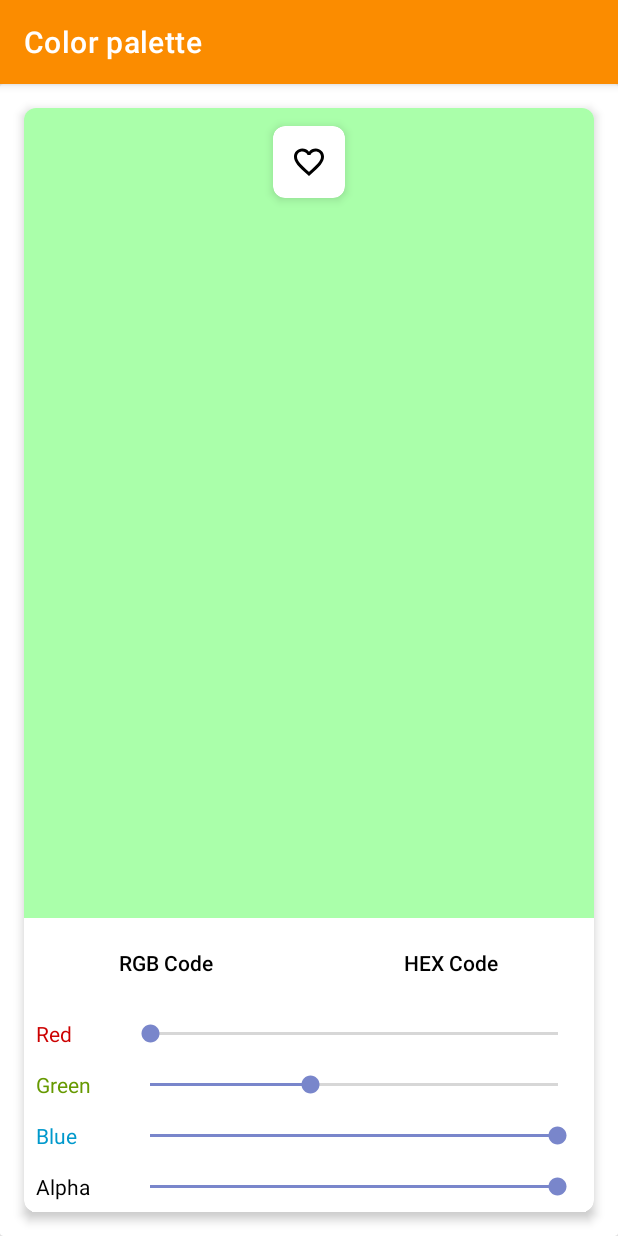
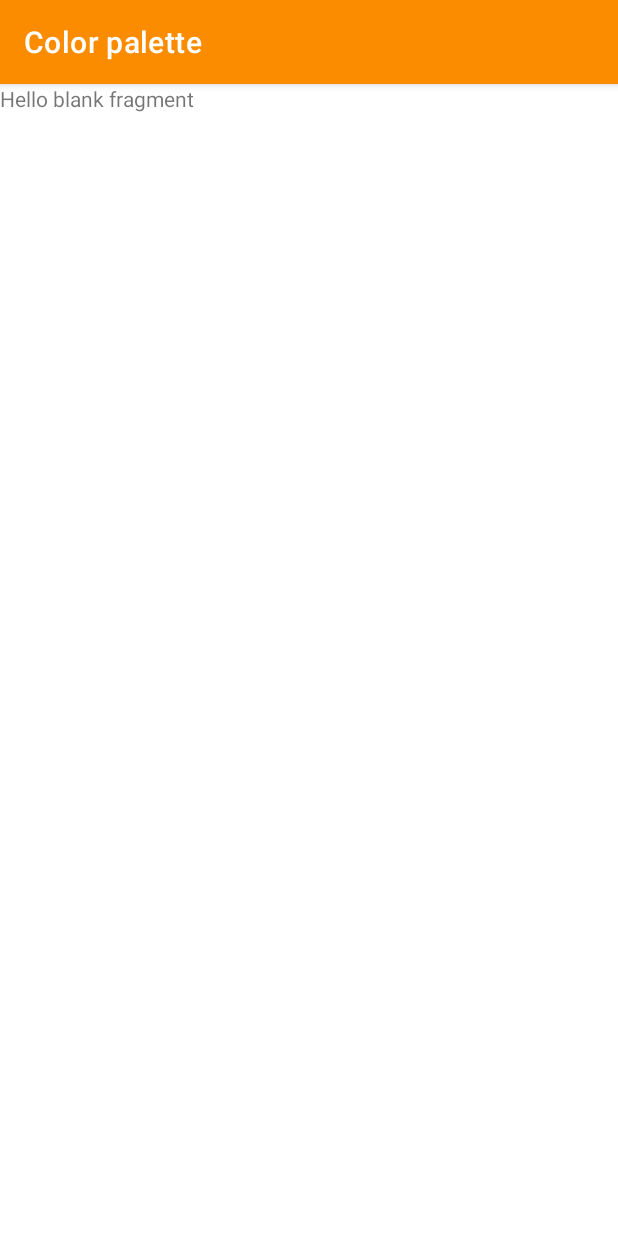
Before and after one commit to FirstVoyager/Color-palette-android, an Android app: the fragment NewFragment shown on its own in the app's theme, on a phone screen of 412 x 824 dp. Run offline under Robolectric (Android 15) with nearby library versions, the phone set to English and light mode, and no system bars.

```diff
--- a/app/build.gradle
+++ b/app/build.gradle
@@ -24,11 +24,15 @@ android {
             proguardFiles getDefaultProguardFile('proguard-android-optimize.txt'), 'proguard-rules.pro'
         }
     }
+    buildFeatures {
+        viewBinding = true
+    }
 }
 
 dependencies {
     // local
     implementation fileTree(dir: 'libs', include: ['*.jar'])
+    implementation 'androidx.legacy:legacy-support-v4:1.0.0'
     // test
     testImplementation 'junit:junit:4.13'
     androidTestImplementation 'androidx.test.ext:junit:1.1.1'
@@ -41,4 +45,6 @@ dependencies {
     implementation 'nl.psdcompany:duo-navigation-drawer:3.0.0'
     // admob
     implementation 'com.google.android.gms:play-services-ads:19.1.0'
+    // colours
+    implementation 'com.github.matthewyork:ColoursLibrary:1.0.0@aar'
 }
--- a/app/src/main/java/limitless/materialcolor/Activity/ColorImageActivity.java
+++ b/app/src/main/java/limitless/materialcolor/Activity/ColorImageActivity.java
@@ -15,6 +15,8 @@ import androidx.appcompat.widget.AppCompatButton;
 import androidx.appcompat.widget.AppCompatImageView;
 import android.view.MenuItem;
 import android.view.View;
+
+import com.mattyork.colours.Colour;
 
 import limitless.materialcolor.Other.Constant;
 import limitless.materialcolor.Other.Utils;
--- a/app/src/main/java/limitless/materialcolor/Fragment/NewFragment.java
+++ b/app/src/main/java/limitless/materialcolor/Fragment/NewFragment.java
@@ -1,142 +1,66 @@
 package limitless.materialcolor.Fragment;
 
-import android.graphics.Color;
 import android.os.Bundle;
 
-import androidx.appcompat.widget.AppCompatImageButton;
-import androidx.appcompat.widget.AppCompatSeekBar;
-import androidx.appcompat.widget.AppCompatTextView;
 import androidx.fragment.app.Fragment;
 
 import android.view.LayoutInflater;
 import android.view.View;
 import android.view.ViewGroup;
-import android.widget.SeekBar;
 
-import limitless.materialcolor.Other.SQLiteFavorite;
-import limitless.materialcolor.Other.SharePref;
-import limitless.materialcolor.Other.Utils;
 import limitless.materialcolor.R;
 
-public class NewFragment extends Fragment implements View.OnClickListener, SeekBar.OnSeekBarChangeListener {
+/**
+ * A simple {@link Fragment} subclass.
+ * Use the {@link NewFragment#newInstance} factory method to
+ * create an instance of this fragment.
+ */
+public class NewFragment extends Fragment {
 
-    private AppCompatSeekBar sbRed, sbGreen, sbBlue, sbAlpha;
-    private AppCompatTextView tvRGB, tvHEX;
-    private View vColor;
-    private AppCompatImageButton btnFavorite;
-    private SQLiteFavorite sqLiteFavorite;
-    private String currentColorHex = null, currentColorRGBA;
-    private SharePref sharePref;
+    // TODO: Rename parameter arguments, choose names that match
+    // the fragment initialization parameters, e.g. ARG_ITEM_NUMBER
+    private static final String ARG_PARAM1 = "param1";
+    private static final String ARG_PARAM2 = "param2";
+
+    // TODO: Rename and change types of parameters
+    private String mParam1;
+    private String mParam2;
+
+    public NewFragment() {
+        // Required empty public constructor
+    }
+
+    /**
+     * Use this factory method to create a new instance of
+     * this fragment using the provided parameters.
+     *
+     * @param param1 Parameter 1.
+     * @param param2 Parameter 2.
+     * @return A new instance of fragment NewFragment.
+     */
+    // TODO: Rename and change types and number of parameters
+    public static NewFragment newInstance(String param1, String param2) {
+        NewFragment fragment = new NewFragment();
+        Bundle args = new Bundle();
+        args.putString(ARG_PARAM1, param1);
+        args.putString(ARG_PARAM2, param2);
+        fragment.setArguments(args);
+        return fragment;
+    }
+
+    @Override
+    public void onCreate(Bundle savedInstanceState) {
+        super.onCreate(savedInstanceState);
+        if (getArguments() != null) {
+            mParam1 = getArguments().getString(ARG_PARAM1);
+            mParam2 = getArguments().getString(ARG_PARAM2);
+        }
+    }
 
     @Override
     public View onCreateView(LayoutInflater inflater, ViewGroup container,
                              Bundle savedInstanceState) {
-        View view = inflater.inflate(R.layout.fragment_new, container, false);
-        init(view);
-        return view;
+        // Inflate the layout for this fragment
+        return inflater.inflate(R.layout.fragment_new2, container, false);
     }
-
-    private void init(View v) {
-        vColor = v.findViewById(R.id.view_color);
-        tvRGB = v.findViewById(R.id.textView_rgb);
-        tvHEX = v.findViewById(R.id.textView_hex);
-        sbRed = v.findViewById(R.id.seekBar_red);
-        sbGreen = v.findViewById(R.id.seekBar_green);
-        sbBlue = v.findViewById(R.id.seekBar_blue);
-        sbAlpha = v.findViewById(R.id.seekBar_alpha);
-        btnFavorite = v.findViewById(R.id.imageButton_favorite);
-        sqLiteFavorite = new SQLiteFavorite(getContext());
-        sharePref = new SharePref(getContext());
-
-        sbRed.setOnSeekBarChangeListener(this);
-        sbGreen.setOnSeekBarChangeListener(this);
-        sbBlue.setOnSeekBarChangeListener(this);
-        sbAlpha.setOnSeekBarChangeListener(this);
-        sbRed.setProgress(sharePref.get(SharePref.ColorRed, 0));
-        sbGreen.setProgress(sharePref.get(SharePref.ColorGreen, 100));
-        sbBlue.setProgress(sharePref.get(SharePref.ColorBlue, 255));
-        sbAlpha.setProgress(sharePref.get(SharePref.ColorAlpha, 255));
-        tvRGB.setOnClickListener(this);
-        tvHEX.setOnClickListener(this);
-        btnFavorite.setOnClickListener(this);
-    }
-
-    @Override
-    public void onProgressChanged(SeekBar seekBar, int progress, boolean fromUser) {
-        setData();
-    }
-
-    @Override
-    public void onStartTrackingTouch(SeekBar seekBar) {
-
-    }
-
-    @Override
-    public void onStopTrackingTouch(SeekBar seekBar) {
-
-    }
-
-    private void setData() {
-        int red = sbRed.getProgress();
-        int green = sbGreen.getProgress();
-        int blue = sbBlue.getProgress();
-        int alpha = sbAlpha.getProgress();
-        currentColorRGBA = "RGB (" + red + ", " + green + ", " + blue + ", " + alpha + ")";
-        currentColorHex = Utils.toHexCode(red, green, blue, alpha);
-
-        sharePref.put(SharePref.ColorRed, red);
-        sharePref.put(SharePref.ColorGreen, green);
-        sharePref.put(SharePref.ColorBlue, blue);
-        sharePref.put(SharePref.ColorAlpha, alpha);
-        tvRGB.setText(currentColorRGBA);
-        tvHEX.setText("HEX " + currentColorHex.toUpperCase());
-        vColor.setBackgroundColor(Color.parseColor(currentColorHex));
-        if (sqLiteFavorite.existColor(currentColorHex)){
-            btnFavorite.setImageResource(R.drawable.ic_favorite_black_24dp);
-        }else {
-            btnFavorite.setImageResource(R.drawable.ic_favorite_border_black_24dp);
-        }
-    }
-
-    @Override
-    public void onClick(View v) {
-        switch (v.getId()){
-            case R.id.textView_rgb:
-                copyRGB();
-                break;
-            case R.id.textView_hex:
-                copyHEX();
-                break;
-            case R.id.imageButton_favorite:
-                addToFavorite();
-                break;
-        }
-    }
-
-    private void addToFavorite() {
-        if (currentColorHex == null)
-            return;
-        if (sqLiteFavorite.existColor(currentColorHex)){
-            sqLiteFavorite.deleteColor(currentColorHex);
-            btnFavorite.setImageResource(R.drawable.ic_favorite_border_black_24dp);
-            Utils.customToast(getContext(), R.string.delete_from_favorite);
-            Utils.sendDeleteFavBroadCast(getContext(), currentColorHex);
-        }else {
-            sqLiteFavorite.putColor(currentColorHex);
-            btnFavorite.setImageResource(R.drawable.ic_favorite_black_24dp);
-            Utils.customToast(getContext(), R.string.add_to_favorite);
-            Utils.sendAddFavBroadCast(getContext(), currentColorHex);
-        }
-    }
-
-    private void copyHEX() {
-        Utils.copyToClipboard(getContext(), currentColorHex);
-        Utils.customToast(getContext(), currentColorHex + " " + getString(R.string.copied));
-    }
-
-    private void copyRGB() {
-        Utils.copyToClipboard(getContext(), currentColorRGBA);
-        Utils.customToast(getContext(), currentColorRGBA + " " + getString(R.string.copied));
-    }
-
 }
--- /dev/null
+++ b/app/src/main/res/layout/fragment_new2.xml
@@ -0,0 +1,14 @@
+<?xml version="1.0" encoding="utf-8"?>
+<FrameLayout xmlns:android="http://schemas.android.com/apk/res/android"
+    xmlns:tools="http://schemas.android.com/tools"
+    android:layout_width="match_parent"
+    android:layout_height="match_parent"
+    tools:context=".Fragment.NewFragment">
+
+    <!-- TODO: Update blank fragment layout -->
+    <TextView
+        android:layout_width="match_parent"
+        android:layout_height="match_parent"
+        android:text="@string/hello_blank_fragment" />
+
+</FrameLayout>
--- a/build.gradle
+++ b/build.gradle
@@ -7,7 +7,7 @@ buildscript {
 
     }
     dependencies {
-        classpath 'com.android.tools.build:gradle:3.3.1'
+        classpath 'com.android.tools.build:gradle:4.0.0'
 
         // NOTE: Do not place your application dependencies here; they belong
         // in the individual module build.gradle files
```
Also changed, not shown: app/src/main/java/limitless/materialcolor/Activity/MainActivity.java (+5 -6 lines), app/src/main/java/limitless/materialcolor/Fragment/SingleColorFragment.java (added, +142 -0 lines), app/src/main/res/values/strings.xml (+5 -3 lines).
